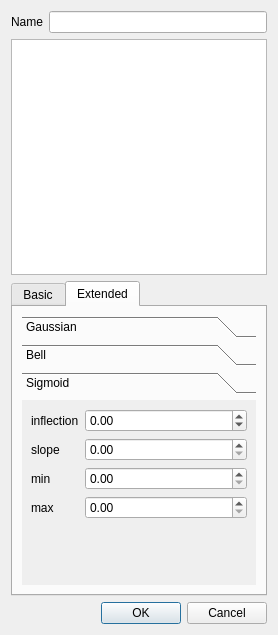
Above: qtfuzzylite/ui/Term.ui from fuzzylite/fuzzylite before the change. Below: the same form after it.
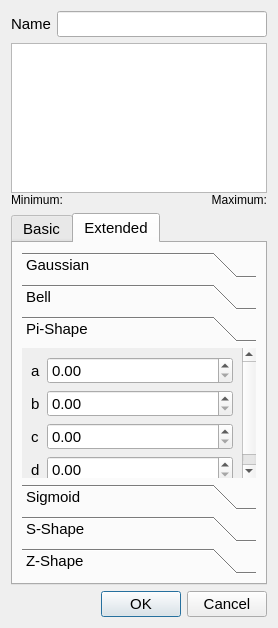
That is the form after the change. The open tabs and pages were chosen to show the change. Icons and pictures are not drawn. Custom widgets are drawn as their Qt base class.

Commit message: New memberships functions added from Octave. Further improved qtfuzzylite. Major refactoring to Terms and Variables.

What changed in the file:
```diff
--- a/qtfuzzylite/ui/Term.ui
+++ b/qtfuzzylite/ui/Term.ui
@@ -6,8 +6,8 @@
    <rect>
     <x>0</x>
     <y>0</y>
-    <width>274</width>
-    <height>635</height>
+    <width>276</width>
+    <height>621</height>
    </rect>
   </property>
   <property name="sizePolicy">
@@ -16,6 +16,11 @@
     <verstretch>0</verstretch>
    </sizepolicy>
   </property>
+  <property name="font">
+   <font>
+    <pointsize>11</pointsize>
+   </font>
+  </property>
   <property name="windowTitle">
    <string>Term</string>
   </property>
@@ -44,47 +49,103 @@
     </layout>
    </item>
    <item>
-    <widget class="fl::qt::Canvas" name="canvas">
-     <property name="sizePolicy">
-      <sizepolicy hsizetype="MinimumExpanding" vsizetype="MinimumExpanding">
-       <horstretch>0</horstretch>
-       <verstretch>0</verstretch>
-      </sizepolicy>
+    <layout class="QVBoxLayout" name="verticalLayout_11">
+     <property name="spacing">
+      <number>0</number>
      </property>
-     <property name="minimumSize">
-      <size>
-       <width>256</width>
-       <height>150</height>
-      </size>
+     <property name="topMargin">
+      <number>0</number>
      </property>
-     <property name="frameShape">
-      <enum>QFrame::StyledPanel</enum>
-     </property>
-     <property name="frameShadow">
-      <enum>QFrame::Sunken</enum>
-     </property>
-     <property name="lineWidth">
-      <number>1</number>
-     </property>
-     <property name="verticalScrollBarPolicy">
-      <enum>Qt::ScrollBarAlwaysOff</enum>
-     </property>
-     <property name="horizontalScrollBarPolicy">
-      <enum>Qt::ScrollBarAlwaysOff</enum>
-     </property>
-     <property name="renderHints">
-      <set>QPainter::Antialiasing|QPainter::HighQualityAntialiasing|QPainter::SmoothPixmapTransform|QPainter::TextAntialiasing</set>
-     </property>
-     <property name="resizeAnchor">
-      <enum>QGraphicsView::AnchorViewCenter</enum>
-     </property>
-     <property name="viewportUpdateMode">
-      <enum>QGraphicsView::FullViewportUpdate</enum>
-     </property>
-     <property name="optimizationFlags">
-      <set>QGraphicsView::DontSavePainterState</set>
-     </property>
-    </widget>
+     <item>
+      <widget class="fl::qt::Canvas" name="canvas">
+       <property name="sizePolicy">
+        <sizepolicy hsizetype="MinimumExpanding" vsizetype="MinimumExpanding">
+         <horstretch>0</horstretch>
+         <verstretch>0</verstretch>
+        </sizepolicy>
+       </property>
+       <property name="minimumSize">
+        <size>
+         <width>256</width>
+         <height>150</height>
+        </size>
+       </property>
+       <property name="frameShape">
+        <enum>QFrame::StyledPanel</enum>
+       </property>
+       <property name="frameShadow">
+        <enum>QFrame::Sunken</enum>
+       </property>
+       <property name="lineWidth">
+        <number>1</number>
+       </property>
+       <property name="verticalScrollBarPolicy">
+        <enum>Qt::ScrollBarAlwaysOff</enum>
+       </property>
+       <property name="horizontalScrollBarPolicy">
+        <enum>Qt::ScrollBarAlwaysOff</enum>
+       </property>
+       <property name="renderHints">
+        <set>QPainter::Antialiasing|QPainter::HighQualityAntialiasing|QPainter::SmoothPixmapTransform|QPainter::TextAntialiasing</set>
+       </property>
+       <property name="resizeAnchor">
+        <enum>QGraphicsView::AnchorViewCenter</enum>
+       </property>
+       <property name="viewportUpdateMode">
+        <enum>QGraphicsView::FullViewportUpdate</enum>
+       </property>
+       <property name="optimizationFlags">
+        <set>QGraphicsView::DontSavePainterState</set>
+       </property>
+      </widget>
+     </item>
+     <item>
+      <layout class="QHBoxLayout" name="horizontalLayout_4">
+       <property name="topMargin">
+        <number>0</number>
+       </property>
+       <item>
+        <widget class="QLabel" name="lbl_minimum">
+         <property name="sizePolicy">
+          <sizepolicy hsizetype="Ignored" vsizetype="Preferred">
+           <horstretch>0</horstretch>
+           <verstretch>0</verstretch>
+          </sizepolicy>
+         </property>
+         <property name="font">
+          <font>
+           <pointsize>9</pointsize>
+          </font>
+         </property>
+         <property name="text">
+          <string>Minimum:</string>
+         </property>
+        </widget>
+       </item>
+       <item>
+        <widget class="QLabel" name="lbl_maximum">
+         <property name="sizePolicy">
+          <sizepolicy hsizetype="Ignored" vsizetype="Preferred">
+           <horstretch>0</horstretch>
+           <verstretch>0</verstretch>
+          </sizepolicy>
+         </property>
+         <property name="font">
+          <font>
+           <pointsize>9</pointsize>
+          </font>
+         </property>
+         <property name="text">
+          <string>Maximum:</string>
+         </property>
+         <property name="alignment">
+          <set>Qt::AlignRight|Qt::AlignTrailing|Qt::AlignVCenter</set>
+         </property>
+        </widget>
+       </item>
+      </layout>
+     </item>
+    </layout>
    </item>
    <item>
     <widget class="QTabWidget" name="tabTerms">
@@ -281,48 +342,6 @@
            </item>
           </layout>
          </widget>
-         <widget class="QWidget" name="page_4">
-          <property name="geometry">
-           <rect>
-            <x>0</x>
-            <y>0</y>
-            <width>234</width>
-            <height>81</height>
-           </rect>
-          </property>
-          <attribute name="label">
-           <string>Left Shoulder</string>
-          </attribute>
-          <layout class="QVBoxLayout" name="verticalLayout_3">
-           <item>
-            <layout class="QFormLayout" name="formLayout_4">
-             <property name="fieldGrowthPolicy">
-              <enum>QFormLayout::AllNonFixedFieldsGrow</enum>
-             </property>
-             <item row="0" column="0">
-              <widget class="QLabel" name="label_10">
-               <property name="text">
-                <string>min</string>
-               </property>
-              </widget>
-             </item>
-             <item row="0" column="1">
-              <widget class="QDoubleSpinBox" name="sbx_leftshoulder_min"/>
-             </item>
-             <item row="1" column="0">
-              <widget class="QLabel" name="label_11">
-               <property name="text">
-                <string>max</string>
-               </property>
-              </widget>
-             </item>
-             <item row="1" column="1">
-              <widget class="QDoubleSpinBox" name="sbx_leftshoulder_max"/>
-             </item>
-            </layout>
-           </item>
-          </layout>
-         </widget>
          <widget class="QWidget" name="page_9">
           <property name="geometry">
            <rect>
@@ -489,26 +508,6 @@
              <item row="1" column="1">
               <widget class="QDoubleSpinBox" name="sbx_gaussian_width"/>
              </item>
-             <item row="2" column="0">
-              <widget class="QLabel" name="label_12">
-               <property name="text">
-                <string>min</string>
-               </property>
-              </widget>
-             </item>
-             <item row="2" column="1">
-              <widget class="QDoubleSpinBox" name="sbx_gaussian_min"/>
-             </item>
-             <item row="3" column="0">
-              <widget class="QLabel" name="label_13">
-               <property name="text">
-                <string>max</string>
-               </property>
-              </widget>
-             </item>
-             <item row="3" column="1">
-              <widget class="QDoubleSpinBox" name="sbx_gaussian_max"/>
-             </item>
             </layout>
            </item>
           </layout>
@@ -561,25 +560,76 @@
              <item row="2" column="1">
               <widget class="QDoubleSpinBox" name="sbx_bell_slope"/>
              </item>
+            </layout>
+           </item>
+          </layout>
+         </widget>
+         <widget class="QWidget" name="page_4">
+          <property name="geometry">
+           <rect>
+            <x>0</x>
+            <y>0</y>
+            <width>223</width>
+            <height>146</height>
+           </rect>
+          </property>
+          <attribute name="label">
+           <string>Pi-Shape</string>
+          </attribute>
+          <layout class="QVBoxLayout" name="verticalLayout_12">
+           <item>
+            <layout class="QFormLayout" name="formLayout_4">
+             <property name="fieldGrowthPolicy">
+              <enum>QFormLayout::AllNonFixedFieldsGrow</enum>
+             </property>
+             <property name="topMargin">
+              <number>0</number>
+             </property>
+             <property name="rightMargin">
+              <number>0</number>
+             </property>
+             <property name="bottomMargin">
+              <number>0</number>
+             </property>
+             <item row="0" column="0">
+              <widget class="QLabel" name="label_10">
+               <property name="text">
+                <string>a</string>
+               </property>
+              </widget>
+             </item>
+             <item row="0" column="1">
+              <widget class="QDoubleSpinBox" name="sbx_pishape_a"/>
+             </item>
+             <item row="1" column="0">
+              <widget class="QLabel" name="label_11">
+               <property name="text">
+                <string>b</string>
+               </property>
+              </widget>
+             </item>
+             <item row="1" column="1">
+              <widget class="QDoubleSpinBox" name="sbx_pishape_b"/>
+             </item>
+             <item row="2" column="0">
+              <widget class="QLabel" name="label_12">
+               <property name="text">
+                <string>c</string>
+               </property>
+              </widget>
+             </item>
+             <item row="2" column="1">
+              <widget class="QDoubleSpinBox" name="sbx_pishape_c"/>
+             </item>
              <item row="3" column="0">
-              <widget class="QLabel" name="label_18">
+              <widget class="QLabel" name="label_13">
                <property name="text">
-                <string>min</string>
+                <string>d</string>
                </property>
               </widget>
              </item>
              <item row="3" column="1">
-              <widget class="QDoubleSpinBox" name="sbx_bell_min"/>
-             </item>
-             <item row="4" column="0">
-              <widget class="QLabel" name="label_19">
-               <property name="text">
-                <string>max</string>
-               </property>
-              </widget>
-             </item>
-             <item row="4" column="1">
-              <widget class="QDoubleSpinBox" name="sbx_bell_max"/>
+              <widget class="QDoubleSpinBox" name="sbx_pishape_d"/>
              </item>
             </layout>
            </item>
@@ -590,8 +640,8 @@
            <rect>
             <x>0</x>
             <y>0</y>
-            <width>234</width>
-            <height>174</height>
+            <width>187</width>
+            <height>80</height>
            </rect>
           </property>
           <attribute name="label">
@@ -630,25 +680,83 @@
              <item row="1" column="1">
               <widget class="QDoubleSpinBox" name="sbx_sigmoid_slope"/>
              </item>
-             <item row="2" column="0">
+            </layout>
+           </item>
+          </layout>
+         </widget>
+         <widget class="QWidget" name="page_10">
+          <property name="geometry">
+           <rect>
+            <x>0</x>
+            <y>0</y>
+            <width>126</width>
+            <height>80</height>
+           </rect>
+          </property>
+          <attribute name="label">
+           <string>S-Shape</string>
+          </attribute>
+          <layout class="QVBoxLayout" name="verticalLayout_3">
+           <item>
+            <layout class="QFormLayout" name="formLayout_10">
+             <item row="0" column="0">
+              <widget class="QLabel" name="label_18">
+               <property name="text">
+                <string>start</string>
+               </property>
+              </widget>
+             </item>
+             <item row="1" column="0">
+              <widget class="QLabel" name="label_19">
+               <property name="text">
+                <string>end</string>
+               </property>
+              </widget>
+             </item>
+             <item row="0" column="1">
+              <widget class="QDoubleSpinBox" name="sbx_sshape_start"/>
+             </item>
+             <item row="1" column="1">
+              <widget class="QDoubleSpinBox" name="sbx_sshape_end"/>
+             </item>
+            </layout>
+           </item>
+          </layout>
+         </widget>
+         <widget class="QWidget" name="page_11">
+          <property name="geometry">
+           <rect>
+            <x>0</x>
+            <y>0</y>
+            <width>236</width>
+            <height>81</height>
+           </rect>
+          </property>
+          <attribute name="label">
+           <string>Z-Shape</string>
+          </attribute>
+          <layout class="QVBoxLayout" name="verticalLayout_13">
+           <item>
+            <layout class="QFormLayout" name="formLayout_11">
+             <item row="0" column="0">
               <widget class="QLabel" name="label_23">
                <property name="text">
-                <string>min</string>
+                <string>start</string>
                </property>
               </widget>
              </item>
-             <item row="2" column="1">
-              <widget class="QDoubleSpinBox" name="sbx_sigmoid_min"/>
-             </item>
-             <item row="3" column="0">
+             <item row="1" column="0">
               <widget class="QLabel" name="label_24">
                <property name="text">
-                <string>max</string>
+                <string>end</string>
                </property>
               </widget>
              </item>
-             <item row="3" column="1">
-              <widget class="QDoubleSpinBox" name="sbx_sigmoid_max"/>
+             <item row="0" column="1">
+              <widget class="QDoubleSpinBox" name="sbx_zshape_start"/>
+             </item>
+             <item row="1" column="1">
+              <widget class="QDoubleSpinBox" name="sbx_zshape_end"/>
              </item>
             </layout>
            </item>
```
Left out of the diff: 36 changed lines with no effect on the pictures. The commit also changes 122 other files.
